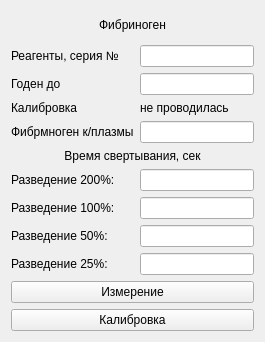
This is choisedialog/ko3.ui in krang4d/Agrekola as Qt 5 draws it before an edit. The edited form follows.
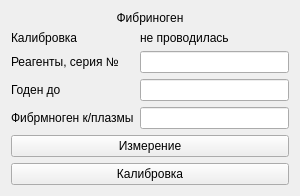
This is the edited form.

Patch:
```diff
--- a/choisedialog/ko3.ui
+++ b/choisedialog/ko3.ui
@@ -6,8 +6,8 @@
    <rect>
     <x>0</x>
     <y>0</y>
-    <width>265</width>
-    <height>342</height>
+    <width>300</width>
+    <height>190</height>
    </rect>
   </property>
   <property name="windowTitle">
@@ -29,6 +29,26 @@
    </item>
    <item>
     <layout class="QFormLayout" name="formLayout">
+     <item row="0" column="0">
+      <widget class="QLabel" name="label_54">
+       <property name="text">
+        <string>Калибровка</string>
+       </property>
+      </widget>
+     </item>
+     <item row="0" column="1">
+      <widget class="QLabel" name="label_calibrationData">
+       <property name="minimumSize">
+        <size>
+         <width>40</width>
+         <height>0</height>
+        </size>
+       </property>
+       <property name="text">
+        <string>не проводилась</string>
+       </property>
+      </widget>
+     </item>
      <item row="1" column="0">
       <widget class="QLabel" name="label_1">
        <property name="text">
@@ -55,89 +75,7 @@
      <item row="2" column="1">
       <widget class="QLineEdit" name="lineEdit_2"/>
      </item>
-     <item row="7" column="0">
-      <widget class="QLabel" name="label_4">
-       <property name="text">
-        <string>Разведение 200%:</string>
-       </property>
-       <property name="buddy">
-        <cstring>lineEdit_4</cstring>
-       </property>
-      </widget>
-     </item>
-     <item row="7" column="1">
-      <widget class="QLineEdit" name="lineEdit_4"/>
-     </item>
-     <item row="8" column="0">
-      <widget class="QLabel" name="label_5">
-       <property name="text">
-        <string>Разведение 100%:</string>
-       </property>
-       <property name="buddy">
-        <cstring>lineEdit_5</cstring>
-       </property>
-      </widget>
-     </item>
-     <item row="8" column="1">
-      <widget class="QLineEdit" name="lineEdit_5"/>
-     </item>
-     <item row="9" column="0">
-      <widget class="QLabel" name="label_6">
-       <property name="text">
-        <string>Разведение 50%:</string>
-       </property>
-       <property name="buddy">
-        <cstring>lineEdit_6</cstring>
-       </property>
-      </widget>
-     </item>
-     <item row="9" column="1">
-      <widget class="QLineEdit" name="lineEdit_6"/>
-     </item>
-     <item row="10" column="0">
-      <widget class="QLabel" name="label_7">
-       <property name="text">
-        <string>Разведение 25%:</string>
-       </property>
-       <property name="buddy">
-        <cstring>lineEdit_7</cstring>
-       </property>
-      </widget>
-     </item>
-     <item row="10" column="1">
-      <widget class="QLineEdit" name="lineEdit_7"/>
-     </item>
-     <item row="6" column="0" colspan="2">
-      <widget class="QLabel" name="label_8">
-       <property name="text">
-        <string>Время свертывания, сек</string>
-       </property>
-       <property name="alignment">
-        <set>Qt::AlignCenter</set>
-       </property>
-      </widget>
-     </item>
-     <item row="4" column="0">
-      <widget class="QLabel" name="label_54">
-       <property name="text">
-        <string>Калибровка</string>
-       </property>
-      </widget>
-     </item>
-     <item row="4" column="1">
-      <widget class="QLabel" name="label_calibrationData">
-       <property name="minimumSize">
-        <size>
-         <width>40</width>
-         <height>0</height>
-        </size>
-       </property>
-       <property name="text">
-        <string>не проводилась</string>
-       </property>
-      </widget>
-     </item>
-     <item row="5" column="0">
+     <item row="3" column="0">
       <widget class="QLabel" name="label_3">
        <property name="text">
         <string>Фибрмноген к/плазмы</string>
@@ -147,7 +85,7 @@
        </property>
       </widget>
      </item>
-     <item row="5" column="1">
+     <item row="3" column="1">
       <widget class="QLineEdit" name="lineEdit_3"/>
      </item>
     </layout>
```
